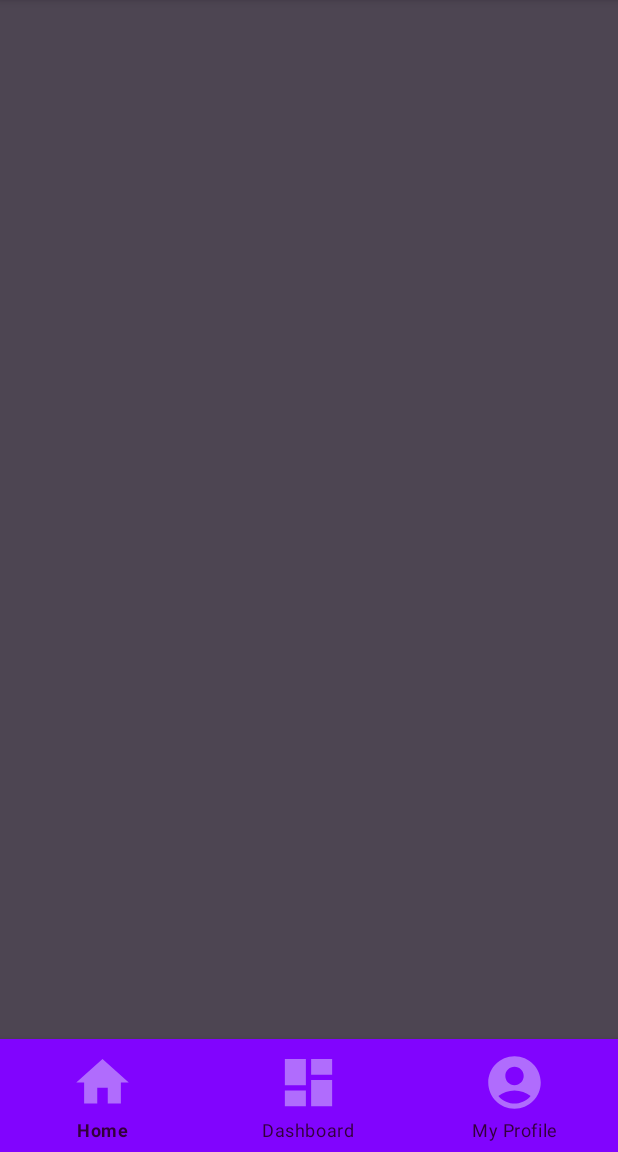
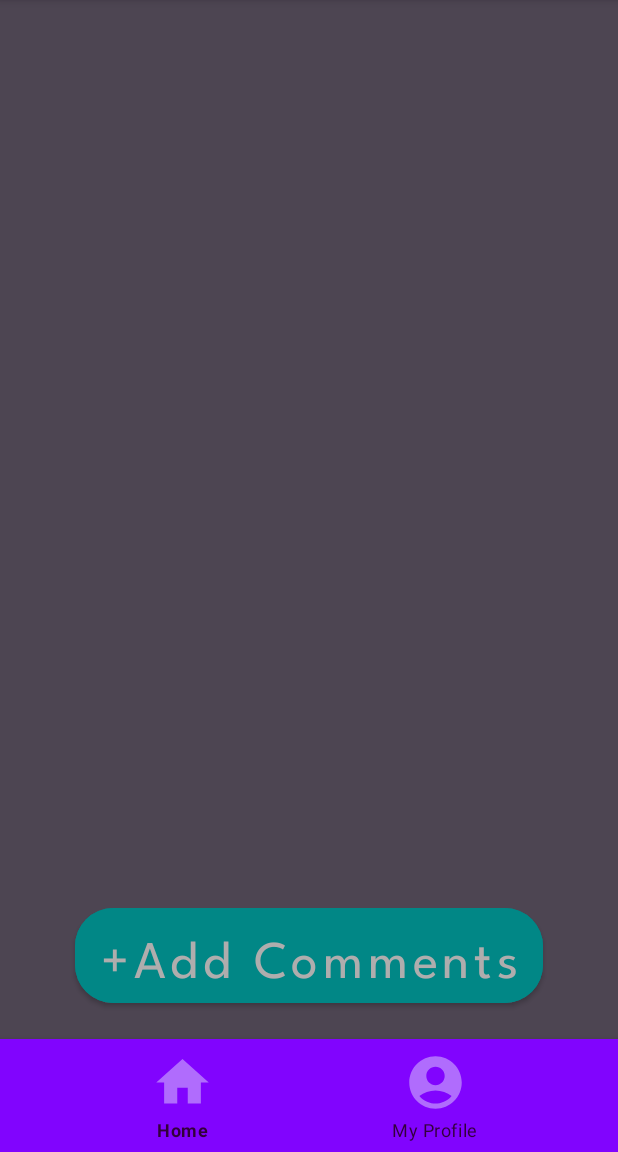
Before and after one commit to 123archie/discussionforum, an Android app: the CommentActivity screen opened directly, with no data from a screen before it, on a phone screen of 412 x 824 dp, the part 84-1236 px from its top. Run offline under Robolectric (Android 15) with nearby library versions, the light colour scheme and no system bars; our stand-ins replace Firebase (no records; nobody signed in at launch, a user with empty details on screens opened directly).

Commit message:
CommentActivityStarted

```diff
--- a/app/src/main/java/com/hemant/askagain/AddCommentActivity.java
+++ b/app/src/main/java/com/hemant/askagain/AddCommentActivity.java
@@ -41,7 +41,7 @@ public class AddCommentActivity extends AppCompatActivity {
             public void onClick(View v) {
 
                 addComment();
-                startActivity(new Intent(AddCommentActivity.this, DashboardActivity.class));
+                startActivity(new Intent(AddCommentActivity.this, CommentActivity.class));
             }
         });
 
--- a/app/src/main/java/com/hemant/askagain/CommentActivity.java
+++ b/app/src/main/java/com/hemant/askagain/CommentActivity.java
@@ -1,21 +1,57 @@
 package com.hemant.askagain;
 
+import androidx.annotation.NonNull;
 import androidx.appcompat.app.AppCompatActivity;
 import androidx.recyclerview.widget.RecyclerView;
 
+import android.content.Intent;
 import android.os.Bundle;
+import android.os.Message;
+import android.util.Log;
+import android.view.View;
 import android.widget.Adapter;
+import android.widget.Button;
 
+import com.google.firebase.database.DataSnapshot;
+import com.google.firebase.database.DatabaseError;
 import com.google.firebase.database.DatabaseReference;
 import com.google.firebase.database.FirebaseDatabase;
+import com.google.firebase.database.ValueEventListener;
 
 public class CommentActivity extends AppCompatActivity {
    private DatabaseReference mDatabase;
+   private DatabaseReference messagesf;
+   private Button btncomment;
     @Override
     protected void onCreate(Bundle savedInstanceState) {
         super.onCreate(savedInstanceState);
         setContentView(R.layout.activity_comment);
+        btncomment=findViewById(R.id.button_cmnt);
         mDatabase= FirebaseDatabase.getInstance().getReference();
-        CommentAdapter commentAdapter=new CommentAdapter(getApplicationContext(),R.layout.text_list_item);
+        showcomments();
+        btncomment.setOnClickListener(new View.OnClickListener() {
+            @Override
+            public void onClick(View v) {
+                startActivity(new Intent(CommentActivity.this, AddCommentActivity.class));
+            }
+        });
+
+    }
+
+    private void showcomments() {
+        messagesf=mDatabase.child("description");
+        messagesf.addValueEventListener(new ValueEventListener() {
+            @Override
+            public void onDataChange(@NonNull DataSnapshot snapshot) {
+                for(DataSnapshot snapshot1: snapshot.getChildren()){
+                    Message message=snapshot.child("description").getValue(Message.class);
+                }
+            }
+
+            @Override
+            public void onCancelled(@NonNull DatabaseError error) {
+                Log.e("TAG","messages:onCancelled:"+error.getMessage());
+            }
+        });
     }
 }
--- a/app/src/main/java/com/hemant/askagain/MainActivity.java
+++ b/app/src/main/java/com/hemant/askagain/MainActivity.java
@@ -126,7 +126,7 @@ public class MainActivity extends AppCompatActivity {
     }
 
     private void openAddComment(){
-        Intent intent=new Intent(MainActivity.this, AddCommentActivity.class);
+        Intent intent=new Intent(MainActivity.this, CommentActivity.class);
         startActivity(intent);
         finish();
     }
--- a/app/src/main/res/layout/activity_comment.xml
+++ b/app/src/main/res/layout/activity_comment.xml
@@ -22,6 +22,28 @@
         app:layout_constraintBottom_toBottomOf="parent"
        />
 
+
+    <Button
+        android:id="@+id/button_cmnt"
+        android:layout_width="match_parent"
+        android:layout_height="75dp"
+        app:cornerRadius="25dp"
+        android:layout_marginStart="50dp"
+        android:layout_marginEnd="50dp"
+        android:layout_marginBottom="10dp"
+        android:backgroundTint="@color/teal_700"
+        android:text="@string/addcomments"
+        android:textAllCaps="false"
+        android:textSize="35dp"
+        android:fontFamily="@font/spartan"
+        android:textColor="@color/white"
+        app:layout_constraintBottom_toTopOf="@id/bottom_navbar"
+        app:layout_constraintEnd_toEndOf="parent"
+        app:layout_constraintHorizontal_bias="1.0"
+        app:layout_constraintStart_toStartOf="parent"
+        app:layout_constraintTop_toTopOf="parent"
+        app:layout_constraintVertical_bias="0.987" />
+
     <com.google.android.material.bottomnavigation.BottomNavigationView
         android:id="@+id/bottom_navbar"
         android:layout_width="match_parent"
--- a/app/src/main/res/menu/bottom_nav_menu.xml
+++ b/app/src/main/res/menu/bottom_nav_menu.xml
@@ -6,11 +6,7 @@
         android:icon="@drawable/ic_home"
         />
 
-    <item
-        android:id="@+id/imageView2"
-        android:title="@string/Dashboard"
-        android:icon="@drawable/ic_action_name"
-        />
+
     <item
         android:id="@+id/imageView3"
         android:title="@string/my_Profile"
--- a/app/src/main/res/values/colors.xml
+++ b/app/src/main/res/values/colors.xml
@@ -12,4 +12,5 @@
     <color name="light_brown">#20D9D9D9</color>
     <color name="blue">#1976D2</color>
     <color name="light_white">#8E8C8C</color>
+    <color name="orange">#f5c542</color>
 </resources>
--- a/app/src/main/res/values/strings.xml
+++ b/app/src/main/res/values/strings.xml
@@ -7,5 +7,6 @@
     <string name="my_Profile">My Profile</string>
     <string name="add_File">Add File</string>
     <string name="attach_link">Attach Link</string>
+    <string name="addcomments">+Add Comments</string>
 
 </resources>
```
Also changed, not shown: app/src/main/java/com/hemant/askagain/CommentAdapter.java (added, +14 -0 lines), app/src/main/java/com/hemant/askagain/comment.java (added, +30 -0 lines), app/src/main/res/layout/comment.xml (added, +44 -0 lines).
